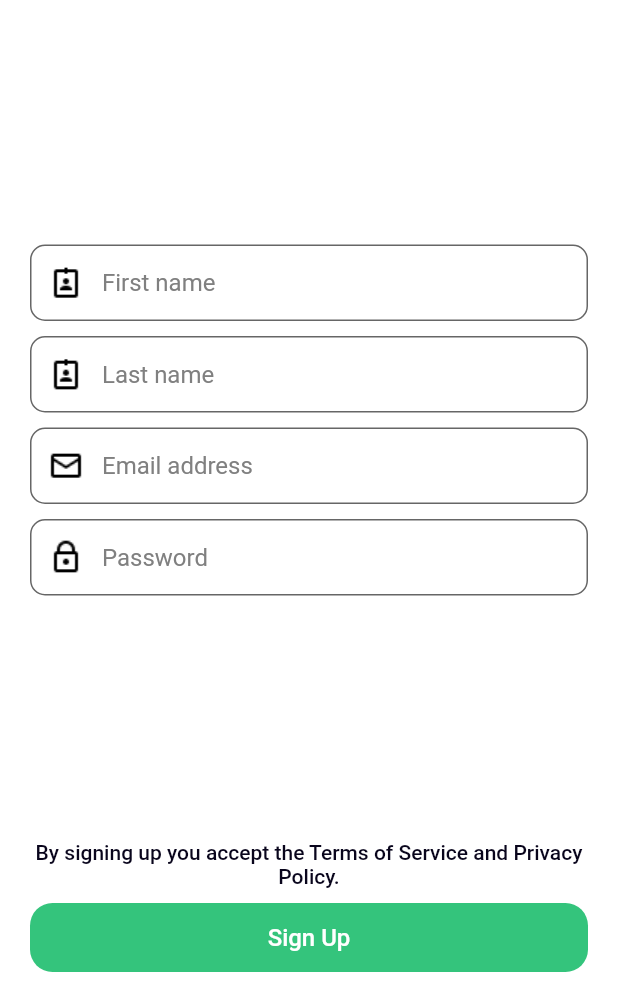
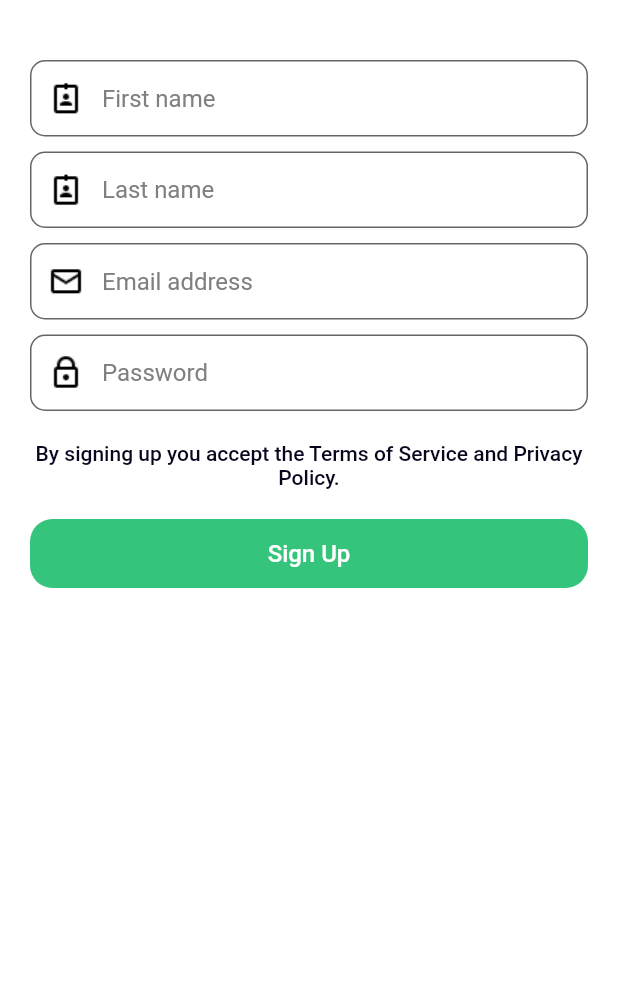
Before and after one commit to prasanjitha/bordima, a Flutter app: the SignUpPageView screen opened directly, on a phone screen of 412 x 824 dp, the part 234-1236 px from its top. Run offline on Flutter 3.47's test engine with Material 2 defaults, Android fonts, the phone set to English and light mode, and no system bars; our stand-ins replace bloc, carousel_slider, cloud_firestore, firebase_auth, firebase_core, flutter_bloc and 1 more; accounts and stored records are empty; network calls fail.

Commit message:
user authentication api integration

```diff
--- a/lib/main.dart
+++ b/lib/main.dart
@@ -24,6 +24,6 @@ class MyApp extends StatelessWidget {
     return MaterialApp(
         title: 'Flutter Demo',
         theme: CustomThemes.lightTheme(context),
-        home: CustomerTabBarView());
+        home: MainOBScreen());
   }
 }
--- a/lib/views/authentication/signup_page/signup_page_event.dart
+++ b/lib/views/authentication/signup_page/signup_page_event.dart
@@ -1,4 +1,18 @@
 import 'package:flutter/foundation.dart';
+import 'package:flutter/material.dart';
 
 @immutable
 abstract class SignUpPageEvent {}
+
+class UserSubmitDataEvent extends SignUpPageEvent {
+  final String firstName;
+  final String lastName;
+  final String email;
+  final String password;
+  UserSubmitDataEvent({
+    required this.firstName,
+    required this.lastName,
+    required this.email,
+    required this.password,
+  });
+}
--- a/lib/views/authentication/signup_page/signup_page_provider.dart
+++ b/lib/views/authentication/signup_page/signup_page_provider.dart
@@ -5,10 +5,11 @@ import 'signup_page_bloc.dart';
 import 'signup_page_view.dart';
 
 class SignUpPageProvider extends BlocProvider<SignUpPageBloc> {
-  SignUpPageProvider({Key? key})
+  final String role;
+  SignUpPageProvider({required this.role, Key? key})
       : super(
           key: key,
-          create: (context) => SignUpPageBloc(context),
+          create: (context) => SignUpPageBloc(context, role),
           child: const SignUpPageView(),
         );
 }
--- a/lib/views/authentication/signup_page/signup_page_state.dart
+++ b/lib/views/authentication/signup_page/signup_page_state.dart
@@ -2,21 +2,30 @@ import 'package:flutter/foundation.dart';
 
 @immutable
 class SignUpPageState {
-  final String error;
+  final String userRole;
+  final bool isLoading;
+  final bool issubmitted;
 
   const SignUpPageState({
-    required this.error,
+    required this.userRole,
+    required this.isLoading,
+    required this.issubmitted,
   });
 
   static SignUpPageState get initialState {
-    return const SignUpPageState(error: '');
+    return const SignUpPageState(
+        userRole: '', isLoading: false, issubmitted: false);
   }
 
   SignUpPageState clone({
-    String? error,
+    String? userRole,
+    bool? isLoading,
+    bool? issubmitted,
   }) {
     return SignUpPageState(
-      error: error ?? this.error,
+      userRole: userRole ?? this.userRole,
+      isLoading: isLoading ?? this.isLoading,
+      issubmitted: issubmitted ?? this.issubmitted,
     );
   }
 }
--- a/lib/views/authentication/signup_page/signup_page_view.dart
+++ b/lib/views/authentication/signup_page/signup_page_view.dart
@@ -1,10 +1,15 @@
+import 'package:bordima/themes/custom_colors.dart';
+import 'package:bordima/views/authentication/signup_page/signup_page_event.dart';
+import 'package:bordima/views/authentication/signup_page/signup_page_state.dart';
 import 'package:bordima/widgets/custom_main_button.dart';
 import 'package:flutter/material.dart';
+import 'package:flutter_bloc/flutter_bloc.dart';
 import 'package:form_field_validator/form_field_validator.dart';
 
 import '../../../widgets/custom_main_appbar.dart';
 import '../../../widgets/custom_text_field.dart';
 import '../signin_page/signin_page_provider.dart';
+import 'signup_page_bloc.dart';
 
 class SignUpPageView extends StatefulWidget {
   const SignUpPageView({Key? key}) : super(key: key);
@@ -15,27 +20,32 @@ class SignUpPageView extends StatefulWidget {
 
 class _SignUpPageViewState extends State<SignUpPageView> {
   final _formKey = GlobalKey<FormState>();
-  TextEditingController nameTextEditingController = TextEditingController();
-  TextEditingController emailTextEditingController = TextEditingController();
-  TextEditingController passwordTextEditingController = TextEditingController();
-
+  final passwordValidator = MultiValidator([
+    RequiredValidator(errorText: 'password is required'),
+    MinLengthValidator(8, errorText: 'password must be at least 8 digits long'),
+    PatternValidator(r'(?=.*?[#?!@$%^&*-])',
+        errorText: 'passwords must have at least one special character')
+  ]);
+  final emailValidator = MultiValidator([
+    RequiredValidator(errorText: 'Phone is required'),
+    EmailValidator(errorText: 'Email format is not valid.'),
+  ]);
   @override
   Widget build(BuildContext context) {
+    final SignUpPageBloc bloc = BlocProvider.of<SignUpPageBloc>(context);
     return Scaffold(
       appBar: PreferredSize(
         preferredSize: const Size.fromHeight(60),
         child: CustomAppBar(
             title: 'Sign In',
-          tap: () {
-            Navigator.of(context).push(
+            tap: () => Navigator.of(context).push(
                   MaterialPageRoute(
                     builder: ((context) => SignInPageProvider()),
                   ),
-            );
-          },
+                )),
       ),
-      ),
-      body: Padding(
+      body: SingleChildScrollView(
+        child: Padding(
           padding: const EdgeInsets.all(20.0),
           child: Column(
             mainAxisAlignment: MainAxisAlignment.spaceBetween,
@@ -44,6 +54,9 @@ class _SignUpPageViewState extends State<SignUpPageView> {
                 'Let\'s create your bordima account',
                 style: Theme.of(context).textTheme.headline2!.copyWith(),
               ),
+              const SizedBox(
+                height: 40.0,
+              ),
               Form(
                 key: _formKey,
                 child: Column(
@@ -51,7 +64,7 @@ class _SignUpPageViewState extends State<SignUpPageView> {
                     CustomTextFormField(
                       validator:
                           RequiredValidator(errorText: "Username is required"),
-                    controller: nameTextEditingController,
+                      controller: bloc.firstNameTextEditingController,
                       prefixIconPath: 'assets/images/icons8-name-tag-24.png',
                       hintText: 'First name',
                     ),
@@ -62,16 +75,15 @@ class _SignUpPageViewState extends State<SignUpPageView> {
                       validator:
                           RequiredValidator(errorText: "Username is required"),
                       prefixIconPath: 'assets/images/icons8-name-tag-24.png',
-                    controller: nameTextEditingController,
+                      controller: bloc.lastNameTextEditingController,
                       hintText: 'Last name',
                     ),
                     const SizedBox(
                       height: 10.0,
                     ),
                     CustomTextFormField(
-                    validator:
-                        RequiredValidator(errorText: "Email is required"),
-                    controller: emailTextEditingController,
+                      validator: emailValidator,
+                      controller: bloc.emailTextEditingController,
                       prefixIconPath: 'assets/images/icons8-mail-24.png',
                       hintText: 'Email address',
                     ),
@@ -79,15 +91,17 @@ class _SignUpPageViewState extends State<SignUpPageView> {
                       height: 10.0,
                     ),
                     CustomTextFormField(
-                    validator:
-                        RequiredValidator(errorText: "Password is required"),
-                    controller: passwordTextEditingController,
+                      validator: passwordValidator,
+                      controller: bloc.passwordTextEditingController,
                       prefixIconPath: 'assets/images/icons8-lock-24.png',
                       hintText: 'Password',
                       obscureText: true,
                     ),
                   ],
                 ),
+              ),
+              const SizedBox(
+                height: 20.0,
               ),
               Column(
                 children: [
@@ -99,22 +113,60 @@ class _SignUpPageViewState extends State<SignUpPageView> {
                     textAlign: TextAlign.center,
                   ),
                   const SizedBox(
-                  height: 10.0,
+                    height: 20.0,
                   ),
-                CustomMainButton(
+                  BlocBuilder<SignUpPageBloc, SignUpPageState>(
+                    buildWhen: (previous, current) =>
+                        previous.isLoading != current.isLoading,
+                    builder: (context, state) {
+                      if (state.isLoading) {
+                        return Stack(
+                          alignment: Alignment.center,
+                          children: [
+                            Container(
+                              width: double.infinity,
+                              height: 46,
+                              decoration: BoxDecoration(
+                                borderRadius: BorderRadius.circular(15.0),
+                                color: CustomColors.PRIMARY,
+                              ),
+                            ),
+                            const Positioned(
+                                child: CircularProgressIndicator(
+                              color: CustomColors.BACKGROUND,
+                            ))
+                          ],
+                        );
+                      }
+                      return CustomMainButton(
                           tap: () {
-                      Navigator.of(context).push(
-                        MaterialPageRoute(
-                          builder: ((context) => SignInPageProvider()),
+                            if (_formKey.currentState!.validate()) {
+                              bloc.add(
+                                UserSubmitDataEvent(
+                                  firstName: bloc
+                                      .firstNameTextEditingController.text
+                                      .trim(),
+                                  lastName: bloc
+                                      .lastNameTextEditingController.text
+                                      .trim(),
+                                  email: bloc.emailTextEditingController.text
+                                      .trim(),
+                                  password: bloc
+                                      .passwordTextEditingController.text
+                                      .trim(),
                                 ),
                               );
+                            }
                           },
-                    btnText: 'Sign Up')
+                          btnText: 'Sign Up');
+                    },
+                  )
                 ],
               ),
             ],
           ),
         ),
+      ),
     );
   }
 }
--- a/lib/views/onboarding_pages/main_ob_page.dart
+++ b/lib/views/onboarding_pages/main_ob_page.dart
@@ -1,4 +1,5 @@
 import 'package:bordima/themes/custom_colors.dart';
+import 'package:bordima/views/authentication/role_select_page/role_select_page_provider.dart';
 import 'package:bordima/views/authentication/signup_page/signup_page_provider.dart';
 import 'package:bordima/widgets/custom_text_button.dart';
 import 'package:flutter/material.dart';
@@ -47,7 +48,7 @@ class MainOBScreen extends StatelessWidget {
                 tap: () {
                   Navigator.of(context).push(
                     MaterialPageRoute(
-                      builder: ((context) => SignUpPageProvider()),
+                      builder: ((context) => RoleSelectPageProvider()),
                     ),
                   );
                 },
```
Also changed, not shown: lib/views/authentication/role_select_page/role_select_page_state.dart (+5 -5 lines), lib/views/authentication/role_select_page/role_select_page_view.dart (+23 -2 lines), lib/views/authentication/signin_page/signin_page_view.dart (+12 -3 lines), lib/views/authentication/signup_page/signup_page_bloc.dart (+62 -1 lines), lib/views/student/student_profile_details_page/student_profile_details_page_view.dart (+20 -0 lines). Lines whose indentation alone changed are shown as unchanged.
